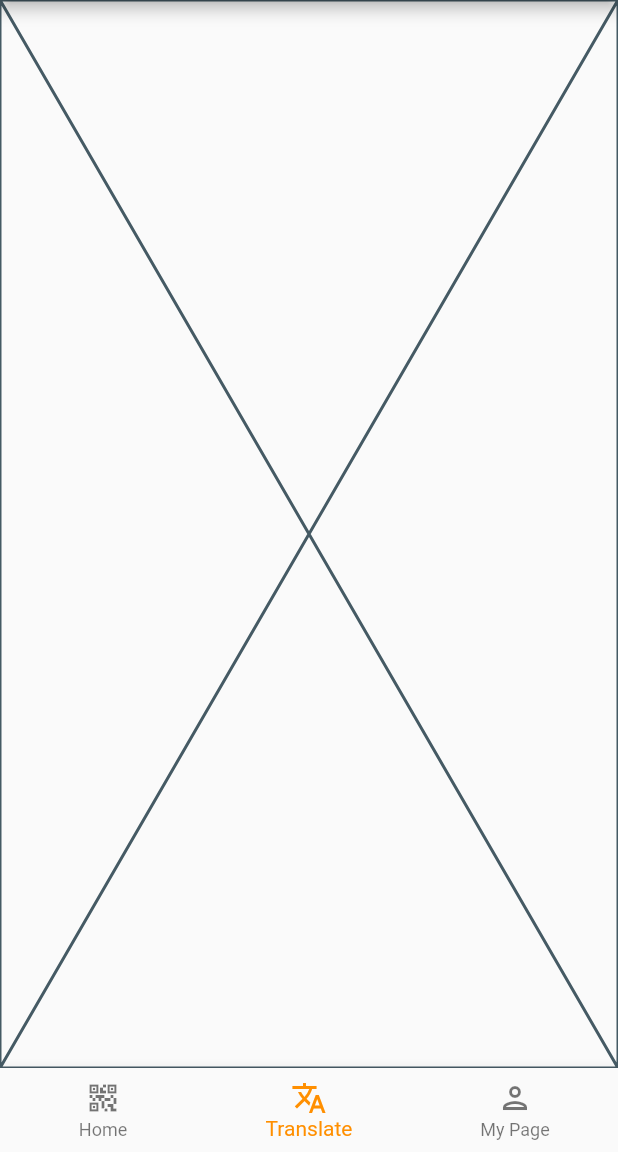
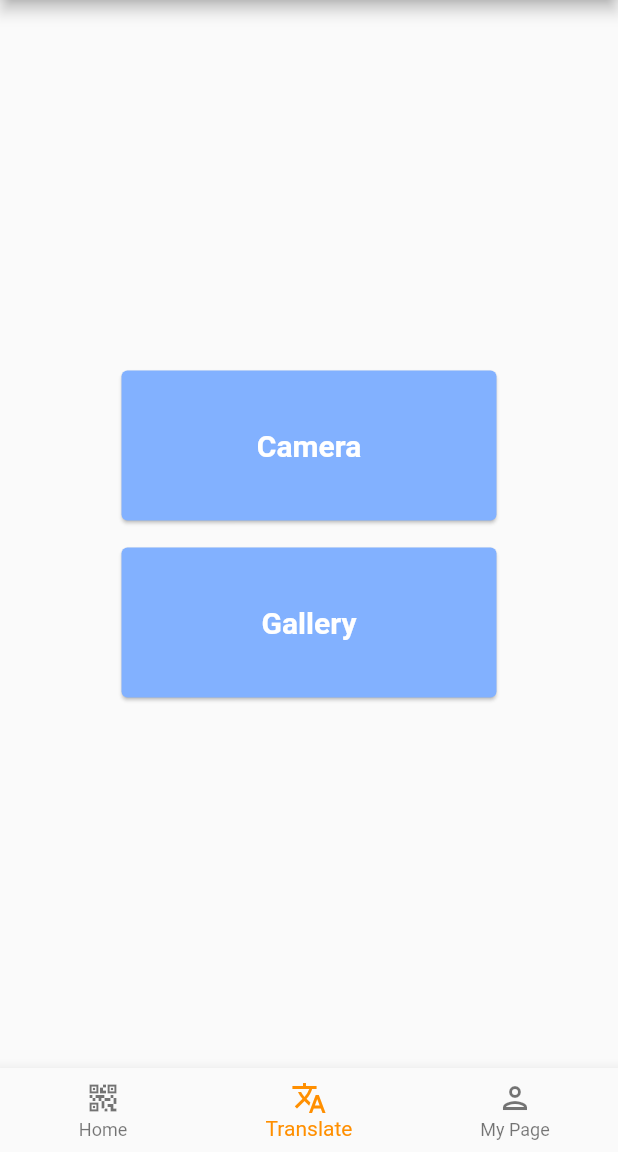
Before and after one commit to jjminsuh/stack_underflow_frontend, a Flutter app: the screen it shows after launch, item 2 of the bottom bar chosen, on a phone screen of 412 x 824 dp, the part 84-1236 px from its top. Run offline on Flutter 3.47's test engine with Material 2 defaults, Android fonts, the phone set to English and light mode, and no system bars; our stand-ins replace google_maps_flutter, image_picker.

Commit message:
feat : translate tap

```diff
--- a/lib/translate/translate_screen.dart
+++ b/lib/translate/translate_screen.dart
@@ -1,10 +1,89 @@
+import 'dart:io';
+
 import 'package:flutter/material.dart';
+import 'package:flutter/services.dart';
+import 'package:image_picker/image_picker.dart';
 
-class TranslateScreen extends StatelessWidget {
+class TranslateScreen extends StatefulWidget {
   const TranslateScreen({Key? key}) : super(key: key);
 
   @override
+  State<TranslateScreen> createState() => _TranslateScreenState();
+}
+
+class _TranslateScreenState extends State<TranslateScreen> {
+  File? image;
+
+  Future pickImage() async {
+    try {
+      final image =  await ImagePicker().pickImage(source: ImageSource.gallery);
+      if (image == null) return;
+
+      final imageTemporary = File(image.path);
+      setState(() => this.image = imageTemporary);
+    } on PlatformException catch(e) {
+      print("Failed to pick image : $e");
+    }
+  }
+
+  @override
   Widget build(BuildContext context) {
-    return const Placeholder();
+    return Scaffold(
+      body: SafeArea(
+          child: Center(
+        child: Column(
+          crossAxisAlignment: CrossAxisAlignment.center,
+          mainAxisAlignment: MainAxisAlignment.center,
+          children: [
+            // 카메라 접근
+            Card(
+              color: Colors.blueAccent[100],
+              child: InkWell(
+                onTap: () {
+
+                },
+                child: SizedBox(
+                  width: 250,
+                  height: 100,
+                  child: Center(
+                    child: Text(
+                      'Camera',
+                      style: TextStyle(
+                        color: Colors.white,
+                        fontSize: 20.0,
+                        fontWeight: FontWeight.w600,
+                      ),
+                    ),
+                  ),
+                ),
+              ),
+            ),
+            SizedBox(height: 10),
+            // 갤러리 접근
+            Card(
+              color: Colors.blueAccent[100],
+              child: InkWell(
+                onTap: () {
+                  pickImage();
+                },
+                child: SizedBox(
+                  width: 250,
+                  height: 100,
+                  child: Center(
+                      child: Text(
+                    'Gallery',
+                    style: TextStyle(
+                      color: Colors.white,
+                      fontSize: 20.0,
+                      fontWeight: FontWeight.w600,
+                    ),
+                  )),
+                ),
+              ),
+            ),
+          ],
+        ),
+      )),
+    );
   }
 }
--- a/pubspec.yaml
+++ b/pubspec.yaml
@@ -36,6 +36,7 @@ dependencies:
   # The following adds the Cupertino Icons font to your application.
   # Use with the CupertinoIcons class for iOS style icons.
   cupertino_icons: ^1.0.2
+  image_picker: ^0.8.6+1
   google_maps_flutter: ^2.2.3
   geolocator: ^9.0.2
 
```
Also changed, not shown: pubspec.lock, 2 other files.
